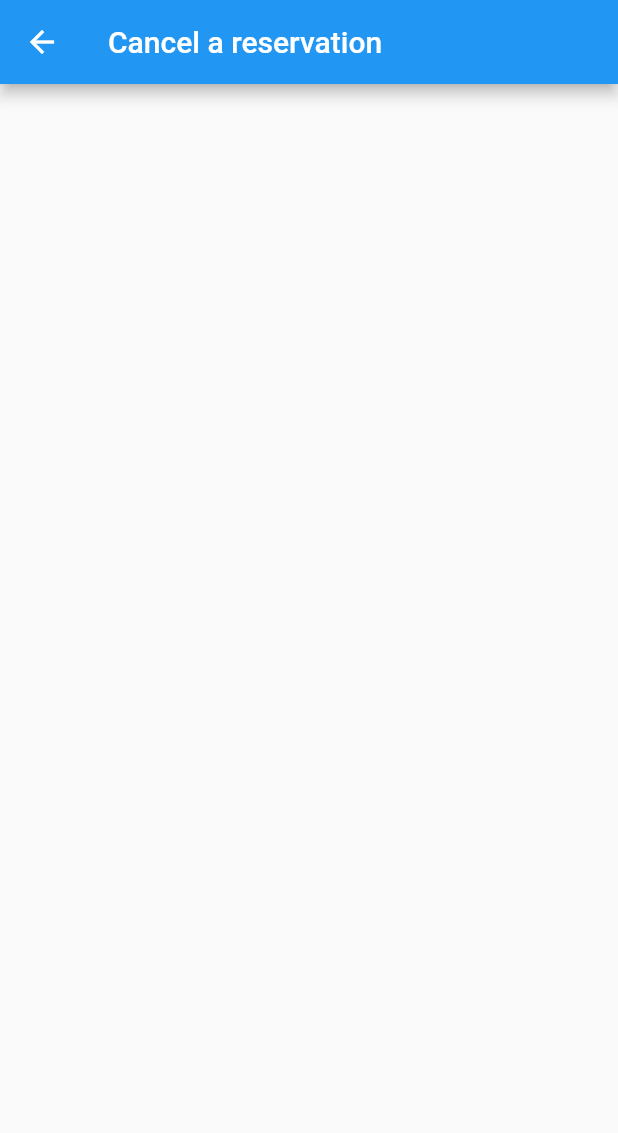
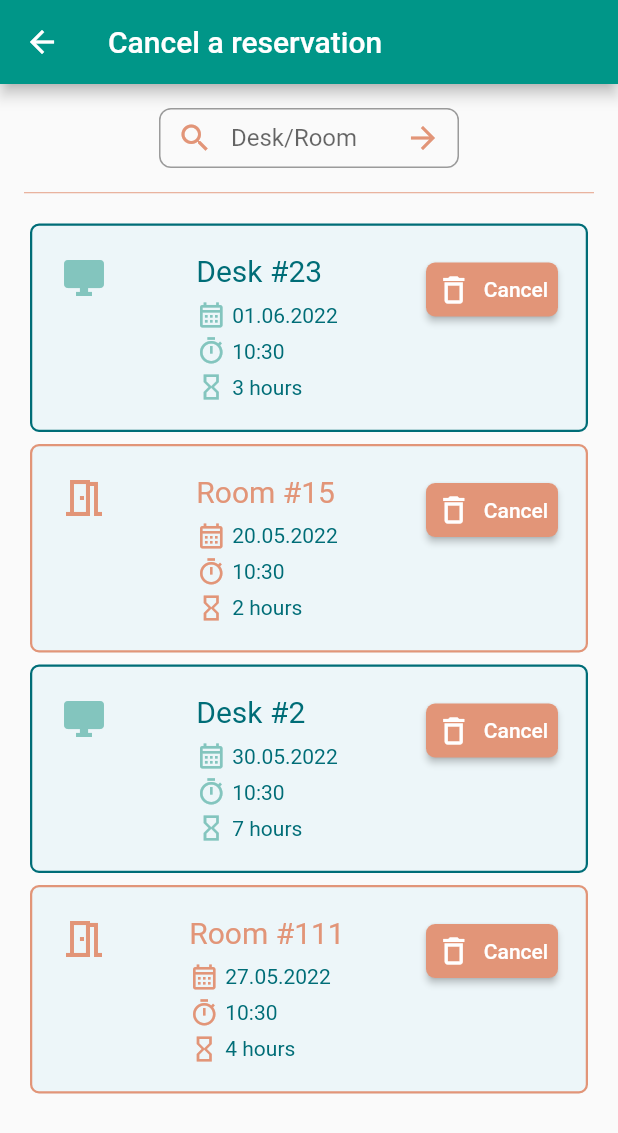
Before and after one commit to DominikIlski/WorkSpacer, a Flutter app: the HomeScreen screen opened by its route, after a tap on "Cancel a reservation", on a phone screen of 412 x 824 dp. Shown: the top 1133 px of the screen. Run offline on Flutter 3.47's test engine with Material 2 defaults, Android fonts, the phone set to English and light mode, and no system bars; generated files the repository leaves out were written again.

Commit message:
[0.2.0]  - 2022-06-01
+### Added
* Components package in each of implemented screens which containts Custom Widgets used in those screens
* Home Screen button widget which is a basic UI element of home screens (both for Employee and Admin)
* ReservationListItem Widget in admin/cancel package, which is a basic list item for Reservation in CancelReservationScreen
* Implemented UI for CancelReservationScreen based on Figma mockip - added search (with no functionality yet) TextField and ReservationsList with implementation of cancelling  them - Cancel button invokes confirmation dialog which when confirmed deletes reservation from list
* Installed intl package which provied DateFromat utilities

### Changed
* Adjusted RoomReservation model class to be equivalent to teh DeskReservation class (extends Reservation with proper super calls in constructor)
* Adjusted ThemeData in app.dart - added colors equivalent to the color palette from Figma mockups
* Changed UI of home screens to match mockups

```diff
--- a/work_spacer/lib/models/room_reservation.dart
+++ b/work_spacer/lib/models/room_reservation.dart
@@ -1,17 +1,16 @@
 import 'package:flutter/foundation.dart';
+import 'package:work_spacer/models/reservation.dart';
 import 'package:work_spacer/models/room.dart';
 
 @immutable
-class RoomReservation {
+class RoomReservation extends Reservation {
   final Room room;
-  final DateTime startDate;
-  final int duration;
-  final int idEmployee;
+
 
   const RoomReservation({
     required this.room,
-    required this.startDate,
-    required this.duration,
-    required this.idEmployee,
+    required super.startDate,
+    required super.duration,
+    required super.idEmployee,
   });
 }
--- /dev/null
+++ b/work_spacer/lib/screens/admin/cancel/components/reservation_list_item.dart
@@ -0,0 +1,136 @@
+import 'package:flutter/material.dart';
+import 'package:work_spacer/models/desk_reservation.dart';
+import 'package:work_spacer/models/reservation.dart';
+import 'package:work_spacer/models/room_reservation.dart';
+import 'package:intl/intl.dart';
+
+class ReservationListItem extends StatelessWidget {
+  Reservation reservation;
+  VoidCallback onCancelClicked;
+
+  ReservationListItem({super.key, required this.reservation, required this.onCancelClicked});
+
+  @override
+  Widget build(BuildContext context) {
+    String title = "";
+    Icon? icon = null;
+    Color? leadingColor = null;
+    Color? iconColor = null;
+
+    if (reservation is DeskReservation) {
+      leadingColor = Theme.of(context).primaryColorDark;
+      iconColor = Theme.of(context).primaryColor;
+      icon = Icon(
+        Icons.desktop_windows,
+        color: iconColor,
+        size: 32,
+      );
+      title = "Desk #${(reservation as DeskReservation).desk.id}";
+    } else if (reservation is RoomReservation) {
+      leadingColor = Theme.of(context).secondaryHeaderColor;
+      iconColor = leadingColor;
+      icon = Icon(
+        Icons.meeting_room_outlined,
+        color: iconColor,
+        size: 32,
+      );
+      title = "Room #${(reservation as RoomReservation).room.id}";
+    }
+
+    return Card(
+      elevation: 0,
+      color: Theme.of(context).primaryColorLight,
+      shape: RoundedRectangleBorder(
+        borderRadius: BorderRadius.circular(6),
+        side: BorderSide(
+          color: leadingColor!,
+          width: 1.5,
+        ),
+      ),
+      child: Padding(
+        padding: const EdgeInsets.all(20),
+        child: Row(
+          mainAxisAlignment: MainAxisAlignment.spaceBetween,
+          crossAxisAlignment: CrossAxisAlignment.start,
+          children: [
+            icon!,
+            Column(
+              crossAxisAlignment: CrossAxisAlignment.start,
+              children: [
+                Text(
+                  title,
+                  style: TextStyle(
+                    color: leadingColor,
+                    fontSize: 20,
+                  ),
+                ),
+                SizedBox(height: 8),
+                Row(children: [
+                  Icon(
+                    Icons.calendar_month_outlined,
+                    color: iconColor,
+                    size: 20,
+                  ),
+                  SizedBox(width: 4),
+                  Text(
+                    DateFormat('dd.MM.yyyy').format(reservation.startDate),
+                    style: TextStyle(color: Theme.of(context).primaryColorDark),
+                  ),
+                ]),
+                SizedBox(height: 4),
+                Row(children: [
+                  Icon(
+                    Icons.timer_outlined,
+                    color: iconColor,
+                    size: 20,
+                  ),
+                  SizedBox(width: 4),
+                  Text(
+                    DateFormat.Hm().format(reservation.startDate),
+                    style: TextStyle(color: Theme.of(context).primaryColorDark),
+                  ),
+                ]),
+                SizedBox(height: 4),
+                Row(children: [
+                  Icon(
+                    Icons.hourglass_empty,
+                    color: iconColor,
+                    size: 20,
+                  ),
+                  SizedBox(width: 4),
+                  Text(
+                    "${reservation.duration} hours",
+                    style: TextStyle(color: Theme.of(context).primaryColorDark),
+                  ),
+                ]),
+              ],
+            ),
+            RaisedButton(
+              color: Theme.of(context).secondaryHeaderColor,
+              shape: RoundedRectangleBorder(
+                borderRadius: BorderRadius.circular(6),
+              ),
+              padding: EdgeInsets.all(6),
+              child: Row(
+                children: const [
+                  Icon(
+                    Icons.delete_outline_outlined,
+                    color: Colors.white,
+                  ),
+                  SizedBox(width: 8),
+                  Text(
+                    "Cancel",
+                    style: TextStyle(
+                      color: Colors.white,
+                    ),
+                  ),
+                ],
+              ),
+              onPressed: onCancelClicked,
+            ),
+          ],
+        ),
+      ),
+    );
+  }
+}
--- a/work_spacer/lib/screens/admin/cancel/reservation_cancel_screen.dart
+++ b/work_spacer/lib/screens/admin/cancel/reservation_cancel_screen.dart
@@ -1,9 +1,106 @@
 import 'package:flutter/material.dart';
+import 'package:work_spacer/models/desk.dart';
+import 'package:work_spacer/models/room.dart';
+import 'components/reservation_list_item.dart';
+import '../../../models/reservation.dart';
+import '../../../models/desk_reservation.dart';
+import '../../../models/room_reservation.dart';
 
-class ReservationCancelScreen extends StatelessWidget {
+class ReservationCancelScreen extends StatefulWidget {
   static const routeName = '/cancel';
 
-  const ReservationCancelScreen({super.key});
+  ReservationCancelScreen({super.key});
+
+  @override
+  State<ReservationCancelScreen> createState() =>
+      _ReservationCancelScreenState();
+}
+
+class _ReservationCancelScreenState extends State<ReservationCancelScreen> {
+  final TextEditingController searchController = TextEditingController();
+
+  void _removeAtIndex(int index) {
+    showDialog(
+      context: context,
+      builder: (context) => AlertDialog(
+        title: Text('Do you want to cancel?',
+            style: TextStyle(
+              color: Theme.of(context).primaryColorDark,
+            )),
+        actions: [
+          TextButton(
+            onPressed: () => Navigator.pop(context),
+            child: const Text('No'),
+          ),
+          TextButton(
+            onPressed: () => Navigator.pop(context, 'confirm'),
+            child: Text(
+              'Yes',
+              style: TextStyle(
+                fontWeight: FontWeight.bold,
+                color: Theme.of(context).secondaryHeaderColor,
+              ),
+            ),
+          ),
+        ],
+      ),
+    ).then((result) {
+      if (result == 'confirm') {
+        setState(() {
+          reservations.removeAt(index);
+        });
+      }
+    });
+  }
+
+  final List<Reservation> reservations = [
+    DeskReservation(
+      desk: const Desk(
+        id: 23,
+        floor: 2,
+        secondMonitor: false,
+      ),
+      startDate: DateTime.now(),
+      duration: 3,
+      idEmployee: 21,
+    ),
+    RoomReservation(
+      room: const Room(
+        id: 15,
+        floor: 1,
+        capacity: 21,
+        hasProjector: true,
+        hasWhiteboard: false,
+        hasTeleconference: false,
+      ),
+      startDate: DateTime.now().subtract(const Duration(days: 12)),
+      duration: 2,
+      idEmployee: 11,
+    ),
+    DeskReservation(
+      desk: const Desk(
+        id: 2,
+        floor: 2,
+        secondMonitor: false,
+      ),
+      startDate: DateTime.now().subtract(const Duration(days: 2)),
+      duration: 7,
+      idEmployee: 21,
+    ),
+    RoomReservation(
+      room: const Room(
+        id: 111,
+        floor: 1,
+        capacity: 21,
+        hasProjector: true,
+        hasWhiteboard: false,
+        hasTeleconference: false,
+      ),
+      startDate: DateTime.now().subtract(const Duration(days: 5)),
+      duration: 4,
+      idEmployee: 11,
+    ),
+  ];
 
   @override
   Widget build(BuildContext context) {
@@ -11,7 +108,64 @@ class ReservationCancelScreen extends StatelessWidget {
       appBar: AppBar(
         title: const Text('Cancel a reservation'),
       ),
-      body: Container(),
+      body: Container(
+        padding: EdgeInsets.all(16),
+        alignment: Alignment.center,
+        child: Column(
+          crossAxisAlignment: CrossAxisAlignment.center,
+          children: [
+            SizedBox(
+              width: 200,
+              height: 40,
+              child: TextField(
+                controller: searchController,
+                decoration: InputDecoration(
+                  contentPadding: EdgeInsets.zero,
+                  border: OutlineInputBorder(
+                    borderSide: BorderSide(
+                      width: 2.0,
+                      color: Theme.of(context).secondaryHeaderColor,
+                    ),
+                    borderRadius: const BorderRadius.all(
+                      Radius.circular(8),
+                    ),
+                  ),
+                  prefixIcon: Icon(
+                    Icons.search,
+                    color: Theme.of(context).secondaryHeaderColor,
+                  ),
+                  hintText: "Desk/Room",
+                  suffixIcon: IconButton(
+                    icon: Icon(
+                      Icons.arrow_forward,
+                      color: Theme.of(context).secondaryHeaderColor,
+                    ),
+                    onPressed:
+                    //TODO: implement searching functionality
+                      () => {},
+                  ),
+                ),
+              ),
+            ),
+            const SizedBox(height: 16),
+            Divider(
+              height: 1,
+              thickness: 0.6,
+              color: Theme.of(context).secondaryHeaderColor,
+            ),
+            const SizedBox(height: 16),
+            Expanded(
+              child: ListView.builder(
+                itemCount: reservations.length,
+                itemBuilder: (context, index) => ReservationListItem(
+                  reservation: reservations[index],
+                  onCancelClicked: () => _removeAtIndex(index),
+                ),
+              ),
+            )
+          ],
+        ),
+      ),
     );
   }
 }
--- a/work_spacer/lib/screens/home/admin_home_content.dart
+++ b/work_spacer/lib/screens/home/admin_home_content.dart
@@ -2,6 +2,7 @@ import 'package:flutter/material.dart';
 import 'package:work_spacer/screens/admin/block/workspace_block_screen.dart';
 import 'package:work_spacer/screens/admin/cancel/reservation_cancel_screen.dart';
 import 'package:work_spacer/screens/admin/roles/role_management_screen.dart';
+import './components/home_screen_button.dart';
 
 class AdminHomeContent extends StatelessWidget {
   const AdminHomeContent({
@@ -10,56 +11,37 @@ class AdminHomeContent extends StatelessWidget {
 
   @override
   Widget build(BuildContext context) {
-    return Column(
-      children: [
-        Card(
-          child: ListTile(
-            leading: const Icon(
-              Icons.free_cancellation_rounded,
-              color: Colors.blue,
-            ),
-            title: const Text('Cancel a reservation'),
-            onTap: () {
-              Navigator.restorablePushNamed(
-                context,
-                ReservationCancelScreen.routeName,
-              );
-            },
+    return Container(
+      alignment: Alignment.center,
+      child: Column(
+        mainAxisSize: MainAxisSize.min,
+        children: [
+          HomeScreenButton(
+            backgroundColor: Theme.of(context).secondaryHeaderColor,
+            contentColor: Theme.of(context).colorScheme.onPrimary,
+            icon: Icons.free_cancellation_rounded,
+            title: 'Cancel a reservation',
+            navRouteName: ReservationCancelScreen.routeName,
           ),
-        ),
-        const SizedBox(height: 8),
-        Card(
-          child: ListTile(
-            leading: const Icon(
-              Icons.block_rounded,
-              color: Colors.blue,
-            ),
-            title: const Text('Block a workspace'),
-            onTap: () {
-              Navigator.restorablePushNamed(
-                context,
-                WorkspaceBlockScreen.routeName,
-              );
-            },
+          const SizedBox(height: 32),
+          HomeScreenButton(
+            backgroundColor: Theme.of(context).primaryColorLight,
+            contentColor: Theme.of(context).secondaryHeaderColor,
+            icon: Icons.block,
+            title: "Block a workspace",
+            navRouteName: WorkspaceBlockScreen.routeName,
+            hasBorder: true,
           ),
-        ),
-        const SizedBox(height: 8),
-        Card(
-          child: ListTile(
-            leading: const Icon(
-              Icons.lock_outline_rounded,
-              color: Colors.blue,
-            ),
-            title: const Text('Manage roles'),
-            onTap: () {
-              Navigator.restorablePushNamed(
-                context,
-                RoleManagementScreen.routeName,
-              );
-            },
+          const SizedBox(height: 32),
+          HomeScreenButton(
+            backgroundColor: Theme.of(context).primaryColor,
+            contentColor: Theme.of(context).primaryColorDark,
+            icon: Icons.lock_outline,
+            title: "Manage roles",
+            navRouteName: RoleManagementScreen.routeName,
           ),
-        ),
-      ],
+        ],
+      ),
     );
   }
 }
--- /dev/null
+++ b/work_spacer/lib/screens/home/components/home_screen_button.dart
@@ -0,0 +1,57 @@
+import 'package:flutter/material.dart';
+
+import '../../admin/cancel/reservation_cancel_screen.dart';
+
+class HomeScreenButton extends StatelessWidget {
+  final Color backgroundColor;
+  final Color contentColor;
+  final String title;
+  final IconData icon;
+  final String navRouteName;
+  final bool hasBorder;
+
+  const HomeScreenButton(
+      {super.key,
+      required this.backgroundColor,
+      required this.contentColor,
+      required this.icon,
+      required this.title,
+      required this.navRouteName,
+      this.hasBorder = false});
+
+  @override
+  Widget build(BuildContext context) {
+    return Card(
+      color: backgroundColor,
+      shape: RoundedRectangleBorder(
+        borderRadius: BorderRadius.circular(6),
+        side: hasBorder
+            ? BorderSide(
+                color: contentColor,
+                width: 2,
+              )
+            : BorderSide.none,
+      ),
+      child: Padding(
+        padding: const EdgeInsets.symmetric(vertical: 8, horizontal: 2),
+        child: ListTile(
+          leading: Icon(
+            icon,
+            color: contentColor,
+            size: 28,
+          ),
+          title: Text(
+            title,
+            style: TextStyle(color: contentColor, fontSize: 20),
+          ),
+          onTap: () {
+            Navigator.restorablePushNamed(
+              context,
+              navRouteName,
+            );
+          },
+        ),
+      ),
+    );
+  }
+}
--- a/work_spacer/pubspec.yaml
+++ b/work_spacer/pubspec.yaml
@@ -14,6 +14,7 @@ dependencies:
     sdk: flutter
   flutter_localizations:
     sdk: flutter
+  intl: ^0.17.0
 
 dev_dependencies:
   flutter_test:
```
Also changed, not shown: work_spacer/lib/screens/home/employee_home_content.dart (+28 -53 lines), work_spacer/lib/src/app.dart (+10 -2 lines), work_spacer/lib/src/utils/ThemeUtils.dart (added, +23 -0 lines), work_spacer/pubspec.lock, 2 other files.
